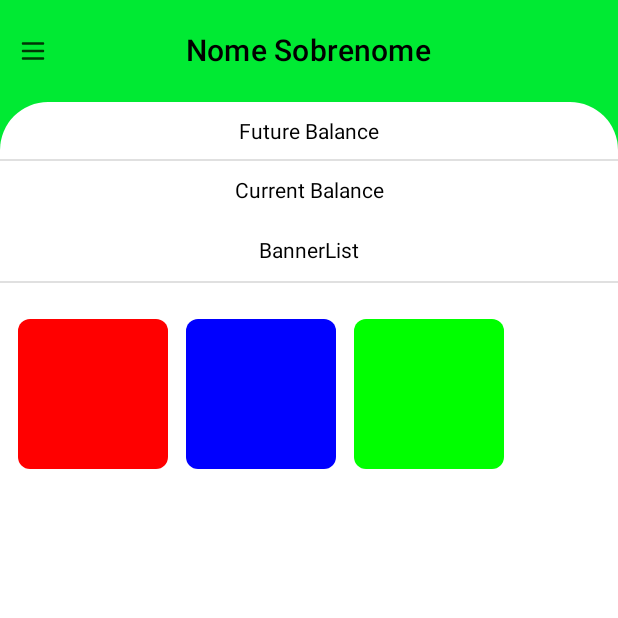
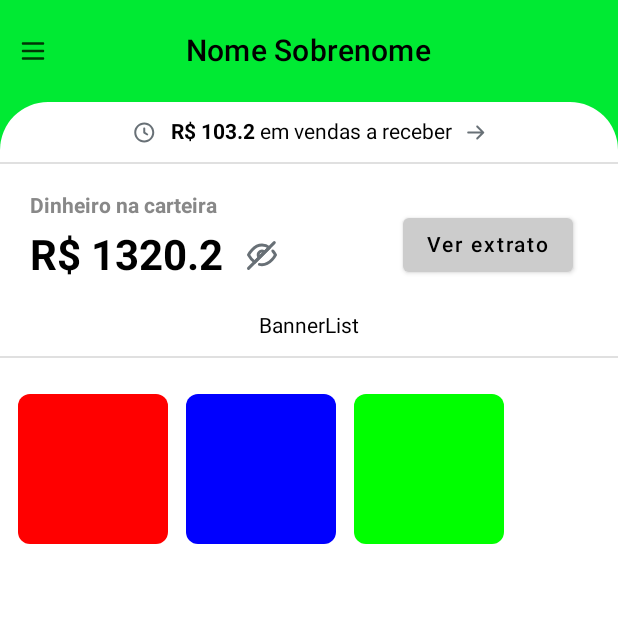
Before and after one commit to gabrielbarth/KmpTon, an Android app built with Jetpack Compose: the screen it shows after launch (MainActivity), on a phone screen of 412 x 824 dp, the top half of it. Run offline under Robolectric (Android 15) with nearby library versions, the phone set to English and light mode, and no system bars; our stand-ins replace Compose Multiplatform resources, Voyager.

Commit message:
ref: add style for balance

```diff
--- a/features/home/src/commonMain/kotlin/com/example/home/ui/Balance.kt
+++ b/features/home/src/commonMain/kotlin/com/example/home/ui/Balance.kt
@@ -1,33 +1,138 @@
 package com.example.home.ui
 
+import androidx.compose.foundation.Image
+import androidx.compose.foundation.background
+import androidx.compose.foundation.clickable
+import androidx.compose.foundation.layout.Arrangement
 import androidx.compose.foundation.layout.Column
+import androidx.compose.foundation.layout.Row
+import androidx.compose.foundation.layout.fillMaxHeight
 import androidx.compose.foundation.layout.fillMaxWidth
+import androidx.compose.foundation.layout.height
 import androidx.compose.foundation.layout.padding
+import androidx.compose.foundation.layout.width
+import androidx.compose.material.Button
+import androidx.compose.material.ButtonColors
+import androidx.compose.material.ButtonDefaults
 import androidx.compose.material.Divider
+import androidx.compose.material.MaterialTheme
 import androidx.compose.material.Text
 import androidx.compose.runtime.Composable
 import androidx.compose.ui.Alignment
 import androidx.compose.ui.Modifier
+import androidx.compose.ui.graphics.Color
+import androidx.compose.ui.text.font.FontWeight
 import androidx.compose.ui.unit.dp
+import androidx.compose.ui.unit.sp
+import com.example.theme.AppTheme
+import com.example.theme.resources.Res
+import com.example.theme.resources.arrow_right
+import com.example.theme.resources.menu_hamburger
+import com.example.theme.resources.toggle_visibility
+import com.example.theme.resources.wait_clock
+import org.jetbrains.compose.resources.painterResource
 
 @Composable
-fun Balance(modifier: Modifier = Modifier) {
+fun Balance(
+    futurePayable: Double = 103.20,
+    currentBalance: Double = 1320.20,
+    modifier: Modifier = Modifier
+) {
     Column(
-        modifier = Modifier
+        modifier = modifier
             .fillMaxWidth(),
         horizontalAlignment = Alignment.CenterHorizontally,
     ) {
-        Text(
-            modifier = Modifier.padding(top = 12.dp, bottom = 10.dp),
-            text = "Future Balance"
-        )
+        Row(
+            modifier = modifier
+                .height(40.dp)
+                .fillMaxWidth().padding(AppTheme.space.large).clickable {
+
+                },
+            verticalAlignment = Alignment.CenterVertically,
+            horizontalArrangement = Arrangement.Center
+        ) {
+            Image(
+                painter = painterResource(Res.drawable.wait_clock),
+                contentDescription = "Icone relógio",
+                modifier = modifier.padding(end = AppTheme.space.medium)
+            )
+            Text(
+                modifier = modifier,
+                fontSize = AppTheme.textSize.medium,
+                text = "R\$ $futurePayable",
+                fontWeight = FontWeight(700),
+            )
+            Text(
+                modifier = modifier,
+                fontSize = AppTheme.textSize.medium,
+                text = " em vendas a receber"
+            )
+            Image(
+                painter = painterResource(Res.drawable.arrow_right),
+                contentDescription = "Icone relógio",
+                modifier = modifier.padding(start = AppTheme.space.medium)
+            )
+        }
         Divider(
-            modifier = Modifier
+            modifier = modifier
                 .fillMaxWidth()
         )
-        Text(
-            modifier = Modifier.padding(12.dp),
-            text = "Current Balance"
-        )
+        Row(
+            modifier = modifier
+                .fillMaxWidth().padding(
+                    top = 20.dp,
+                    start = 20.dp,
+                    end = 20.dp,
+                    bottom = 0.dp
+                ),
+            horizontalArrangement = Arrangement.SpaceBetween,
+        ) {
+            Column(
+                modifier = modifier
+                    .fillMaxWidth(0.5f),
+                horizontalAlignment = Alignment.Start,
+                verticalArrangement = Arrangement.Center
+            ) {
+                Text(
+                    modifier = modifier.padding(bottom = AppTheme.space.small),
+                    text = "Dinheiro na carteira",
+                    color = Color.Gray,
+                    fontWeight = FontWeight(700),
+                )
+                Row(
+                    modifier = modifier,
+                    verticalAlignment = Alignment.CenterVertically
+                ) {
+                    Text(
+                        modifier = modifier,
+                        text = "R\$ $currentBalance",
+                        fontWeight = FontWeight(700),
+                        fontSize = 28.sp
+                    )
+                    Image(
+                        painter = painterResource(Res.drawable.toggle_visibility),
+                        contentDescription = "Icone esconder saldo",
+                        modifier = modifier.padding(start = AppTheme.space.medium).clickable {
+
+                        },
+                    )
+                }
+            }
+            Button(
+                onClick = { /*TODO*/ },
+                modifier = modifier.padding(AppTheme.space.medium),
+                colors = ButtonDefaults.buttonColors(
+                    backgroundColor = Color.LightGray
+                )
+            ) {
+                Text(
+                    text = "Ver extrato",
+                    color = Color.Black,
+                    fontSize = AppTheme.textSize.medium,
+                )
+            }
+        }
+
     }
 }
```
